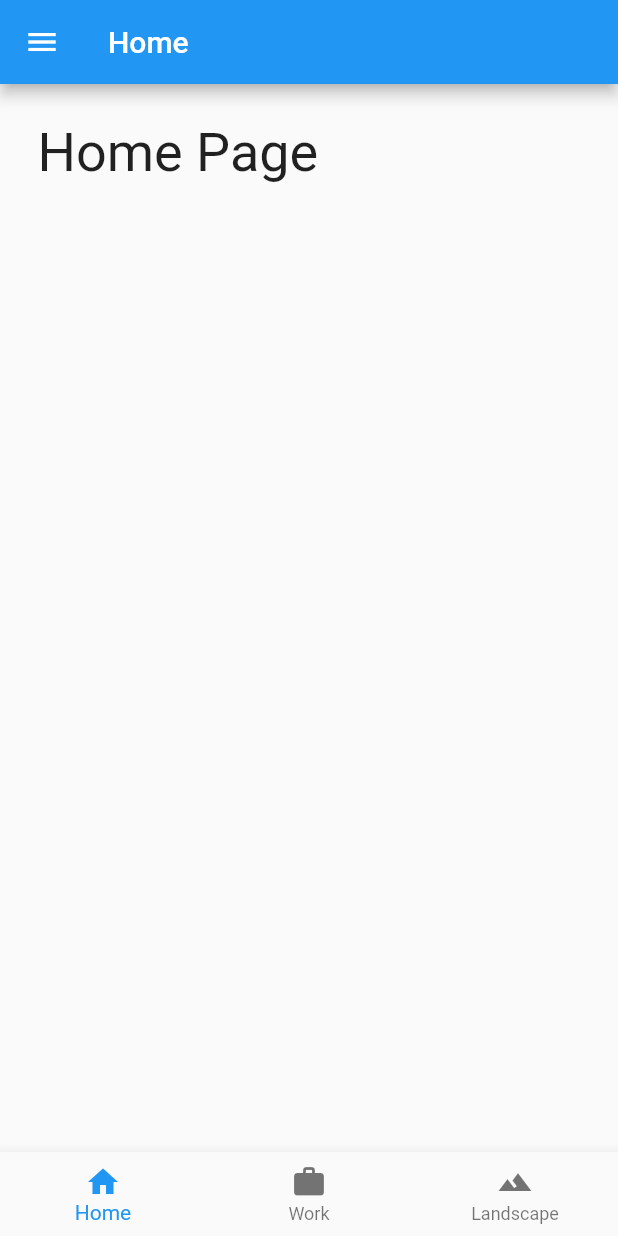
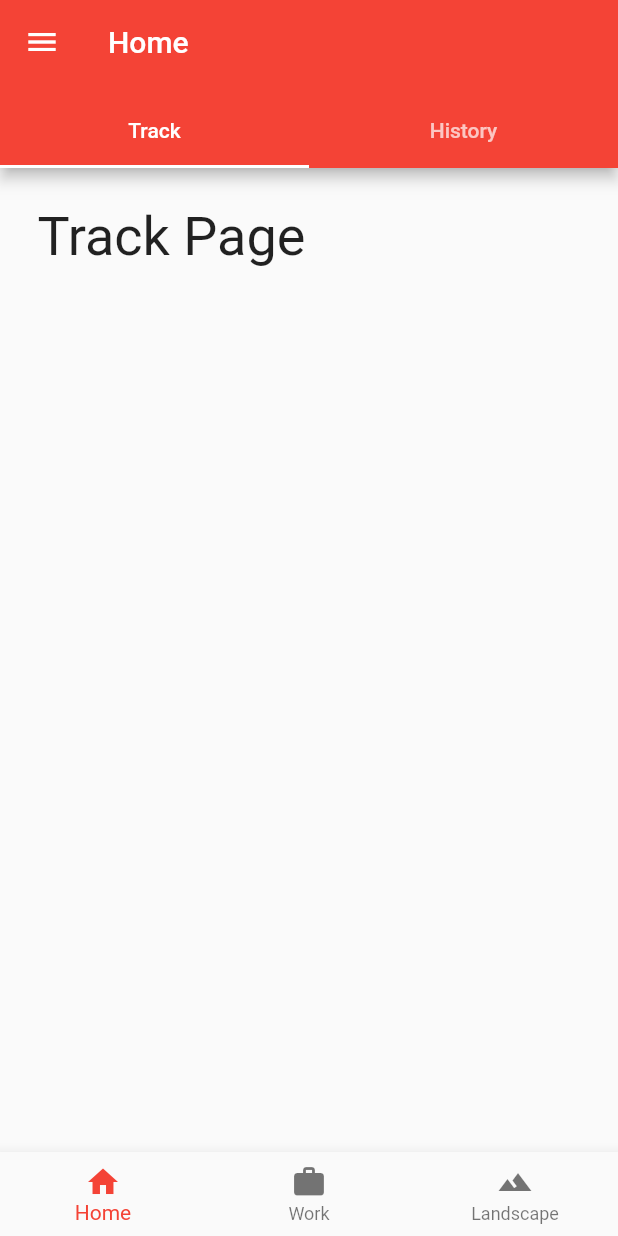
Before and after one commit to amirulasrof/flutter-bottom-nav-bar, a Flutter app: the screen it shows after launch, on a phone screen of 412 x 824 dp. Run offline on Flutter 3.47's test engine with Material 2 defaults, Android fonts, the phone set to English and light mode, and no system bars.

Commit message:
added tabbar with corresponding page

```diff
--- a/lib/main.dart
+++ b/lib/main.dart
@@ -1,106 +1,3 @@
-// import 'package:flutter/material.dart';
-
-// //import pages to display upon clicked tabs in form of eg: HomePage()
-// import './pages/Home.dart';
-// import './pages/Work.dart';
-// import './pages/Landscape.dart';
-
-// void main() => runApp(MyApp());
-
-// //differences between stateful and stateless
-// //https://flutterdoc.com/stateful-or-stateless-widgets-42a132e529ed
-
-// class MyApp extends StatefulWidget {
-
-//   @override
-//   State<StatefulWidget> createState() {
-//     return MyAppState();
-//   }
-// }
-// class MyAppState extends State<MyApp> {
-//   //set initial value
-//   int _selectedPage = 0;
-
-//   //workaround hack
-//   var _selectedTitle = 'Home';
-
-//   //set array that pass page that been imported
-//   final _pageOptions = [
-//     HomePage(),
-//     WorkPage(),
-//     LandscapePage(),
-//   ];
-
-//   @override
-//   Widget build(BuildContext context) {
-//     return MaterialApp(
-
-//       title: 'Flutter',
-
-//       //Theme
-//       theme: ThemeData(
-//         primarySwatch: Colors.red,
-//       ),
-
-//       //Scaffold
-//       home: Scaffold(
-
-//         //header
-//         appBar: AppBar(
-//           title: Text(_selectedTitle),
-//         ),
-
-//         //body -> content of page selected
-//         //fired via sidemenu @ tabs (refer: onTap)
-//         body: _pageOptions[ _selectedPage ],
-
-//         bottomNavigationBar: BottomNavigationBar(
-
-//           //currentIndex -> tab index value
-//           currentIndex: _selectedPage,
-
-//           //upon tap
-//           onTap: (int index) {
-//             setState(() {
-//               _selectedPage = index;
-
-//               if(index == 0){
-//                 _selectedTitle = 'Home';
-//               }
-
-//               if(index == 1){
-//                 _selectedTitle = 'Work';
-//               }
-
-//               if(index == 2){
-//                 _selectedTitle = 'Landscape';
-//               }
-//             });
-//           },
-
-//           items: [
-//             BottomNavigationBarItem(
-//               icon: Icon(Icons.home),
-//               title: Text('Home')
-//             ),
-
-//             BottomNavigationBarItem(
-//               icon: Icon(Icons.work),
-//               title: Text('Work')
-//             ),
-
-//             BottomNavigationBarItem(
-//               icon: Icon(Icons.landscape),
-//               title: Text('Landscape')
-//             ),
-//           ],
-//         ),
-//       ),
-
-//     );
-//   }
-// }
-
 import 'package:flutter/material.dart';
 
 //Import pages as eg: HomePage()
@@ -112,8 +9,10 @@ import './pages/Landscape.dart';
 //Upon init run this
 void main() => runApp(MyApp());
 
-//Since materialApp is used once, declare it on StatelessWidget then
-//point the home into a StatefulWidget
+/*
+  Since materialApp is used once, declare it on StatelessWidget then
+  point the home into a StatefulWidget
+*/
 class MyApp extends StatelessWidget {
   // This widget is the root of your application.
   @override
@@ -121,7 +20,7 @@ class MyApp extends StatelessWidget {
     return MaterialApp(
       title: 'Flutter Code Sample for material.Scaffold',
       theme: ThemeData(
-        primarySwatch: Colors.blue,
+        primarySwatch: Colors.red,
       ),
       home: MyStatefulWidget(),
     );
@@ -163,8 +62,13 @@ class _MyStatefulWidgetState extends State<MyStatefulWidget> {
   Widget build(BuildContext context) {
     return Scaffold(
 
+      //header
       appBar: AppBar(
         title: Text(_selectedTitle),
+
+        //https://stackoverflow.com/questions/49015038/removing-the-drop-shadow-from-a-scaffold-appbar-in-flutter
+
+        elevation: 0.0,
       ),
 
       //body -> content of page selected
@@ -181,7 +85,7 @@ class _MyStatefulWidgetState extends State<MyStatefulWidget> {
             DrawerHeader(
               child: Text('Drawer Header'),
               decoration: BoxDecoration(
-                color: Colors.blue,
+                color: Colors.red,
               ),
             ),
 
--- a/lib/pages/Home.dart
+++ b/lib/pages/Home.dart
@@ -3,10 +3,62 @@ import 'package:flutter/material.dart';
 class HomePage extends StatelessWidget{
   @override
   Widget build(BuildContext context){
+    //return 'n' -> body:, then followed by child
+    return DefaultTabController(
+      length: 2,
+      child: Scaffold(
+        appBar: AppBar(
+          // https://github.com/flutter/flutter/issues/17459
+          flexibleSpace: Column(
+            mainAxisAlignment: MainAxisAlignment.end,
+            children: [
+              TabBar(
+                tabs: [
+                  Tab(
+                    text: "Track",
+                    //icon: Icon(Icons.directions_car)
+                  ),
+                  Tab(
+                    text: "History",
+                    //icon: Icon(Icons.directions_car)
+                  ),
+                ],
+              ),
+            ],
+          ),
+        ),
+
+        body: TabBarView(
+          children: [
+            Track(),
+            History(),
+          ],
+        ),
+      ),
+    );
+  }
+}
+
+//Track TabBarView
+class Track extends StatelessWidget{
+  @override
+  Widget build(BuildContext context){
 
     return Container(
       padding: EdgeInsets.all(25.0),
-      child: Text('Home Page', style: TextStyle(fontSize: 36.0),),
+      child: Text('Track Page', style: TextStyle(fontSize: 36.0),),
     );
   }
 }
+
+//Histrory TabBarView
+class History extends StatelessWidget{
+  @override
+  Widget build(BuildContext context){
+
+    return Container(
+      padding: EdgeInsets.all(25.0),
+      child: Text('History Page', style: TextStyle(fontSize: 36.0),),
+    );
+  }
+}
--- a/pubspec.yaml
+++ b/pubspec.yaml
@@ -36,6 +36,9 @@ flutter:
   # the material Icons class.
   uses-material-design: true
 
+  assets:
+    - assets/images/
+
   # To add assets to your application, add an assets section, like this:
   # assets:
   #  - images/a_dot_burr.jpeg
```
Also changed, not shown: assets/images/logo.png (added).
